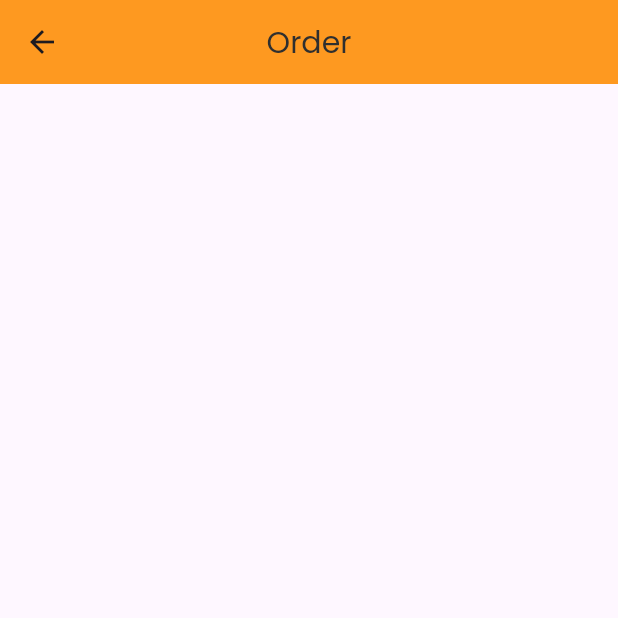
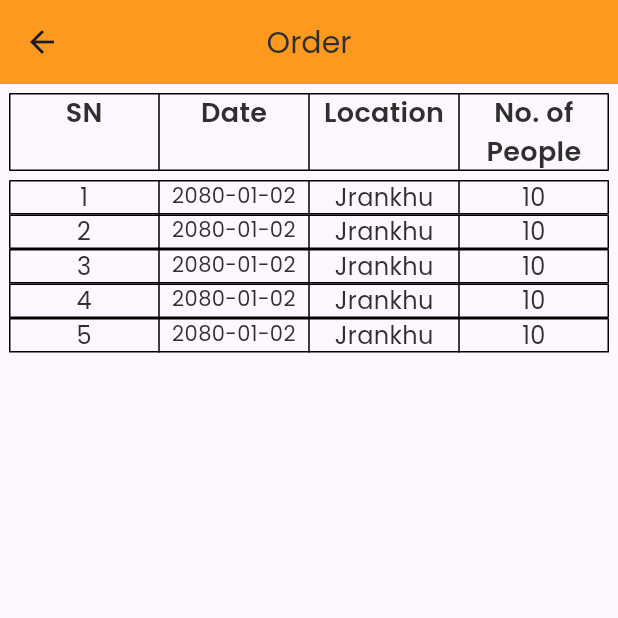
Before and after one commit to sandesh101/catering-service-admin, a Flutter app: the OrderPage screen opened by its route, on a phone screen of 412 x 824 dp, the top half of it. Run offline on Flutter 3.47's test engine with Material 2 defaults, Android fonts, the phone set to English and light mode, and no system bars; our stand-ins replace cloud_firestore, firebase_core, firebase_storage, google_fonts, iconsax, image_picker and 1 more; missing offline and left inert: cross_file_image; accounts and stored records are empty; network calls fail.

Commit message:
Order Page UI Design

```diff
--- a/lib/views/drawer_pages/order_page.dart
+++ b/lib/views/drawer_pages/order_page.dart
@@ -1,3 +1,4 @@
+import 'package:catering_service_adming/constant.dart';
 import 'package:flutter/material.dart';
 
 class OrderPage extends StatefulWidget {
@@ -15,6 +16,123 @@ class _OrderPageState extends State<OrderPage> {
         title: const Text('Order'),
         centerTitle: true,
       ),
+      body: Column(
+        children: [
+          //Headers
+          Padding(
+            padding: const EdgeInsets.all(6.0),
+            child: Table(
+              border: TableBorder.all(),
+              children: [
+                TableRow(
+                  children: [
+                    Column(
+                      children: [
+                        Text(
+                          "SN",
+                          style: AppTextStyle.boldText(
+                              fontSize: 18, fontWeight: FontWeight.w600),
+                        ),
+                      ],
+                    ),
+                    Column(
+                      children: [
+                        Text(
+                          "Date",
+                          style: AppTextStyle.boldText(
+                              fontSize: 18, fontWeight: FontWeight.w600),
+                        ),
+                      ],
+                    ),
+                    Column(
+                      children: [
+                        Text(
+                          "Location",
+                          style: AppTextStyle.boldText(
+                              fontSize: 18, fontWeight: FontWeight.w600),
+                        ),
+                      ],
+                    ),
+                    Column(
+                      children: [
+                        Text(
+                          "No. of People",
+                          style: AppTextStyle.boldText(
+                              fontSize: 18, fontWeight: FontWeight.w600),
+                          textAlign: TextAlign.center,
+                        ),
+                      ],
+                    ),
+                  ],
+                ),
+              ],
+            ),
+          ),
+          //Headers
+          //Table body
+          Expanded(
+            child: Padding(
+              padding: const EdgeInsets.only(left: 6.0, right: 6.0),
+              child: ListView.builder(
+                  itemCount: 5,
+                  itemBuilder: (context, index) {
+                    return Table(
+                      border: TableBorder.all(),
+                      children: [
+                        TableRow(
+                          children: [
+                            Column(
+                              children: [
+                                Text(
+                                  "${index + 1}",
+                                  style: AppTextStyle.normalText(
+                                    fontSize: 16,
+                                  ),
+                                ),
+                              ],
+                            ),
+                            Column(
+                              children: [
+                                Text(
+                                  "2080-01-02",
+                                  style: AppTextStyle.normalText(
+                                    fontSize: 14,
+                                  ),
+                                  textAlign: TextAlign.center,
+                                ),
+                              ],
+                            ),
+                            Column(
+                              children: [
+                                Text(
+                                  "Jrankhu",
+                                  style: AppTextStyle.normalText(
+                                    fontSize: 16,
+                                  ),
+                                ),
+                              ],
+                            ),
+                            Column(
+                              children: [
+                                Text(
+                                  "10",
+                                  style: AppTextStyle.normalText(
+                                    fontSize: 16,
+                                  ),
+                                  textAlign: TextAlign.center,
+                                ),
+                              ],
+                            ),
+                          ],
+                        ),
+                      ],
+                    );
+                  }),
+            ),
+          ),
+          //Table body
+        ],
+      ),
     );
   }
 }
```
